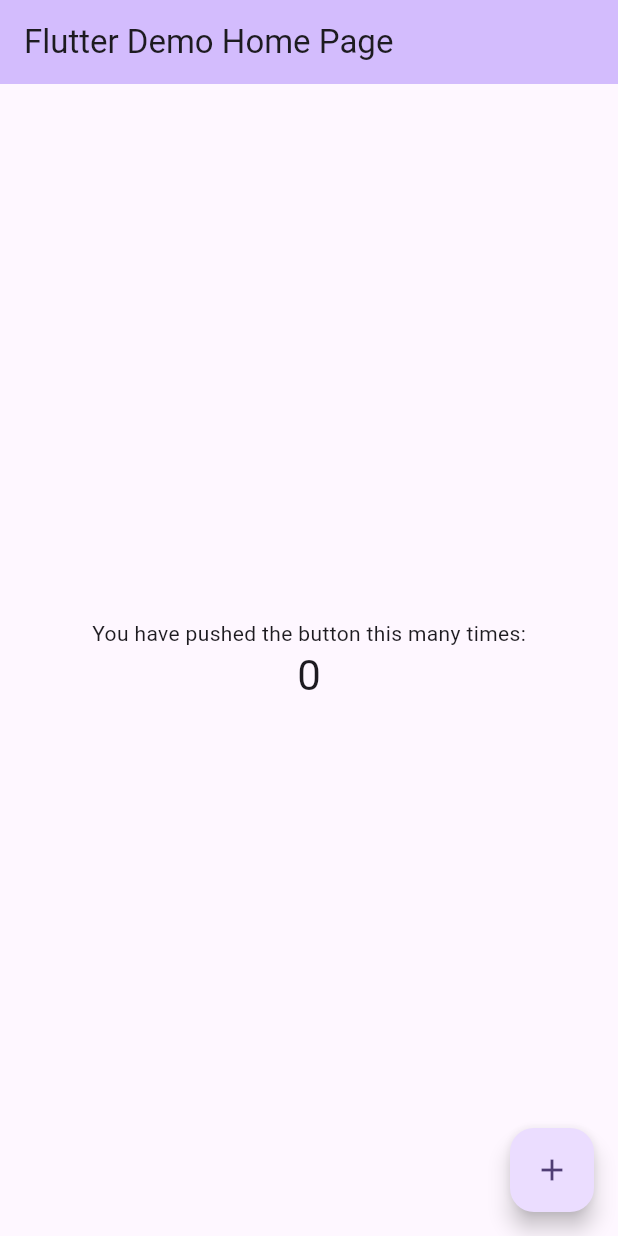
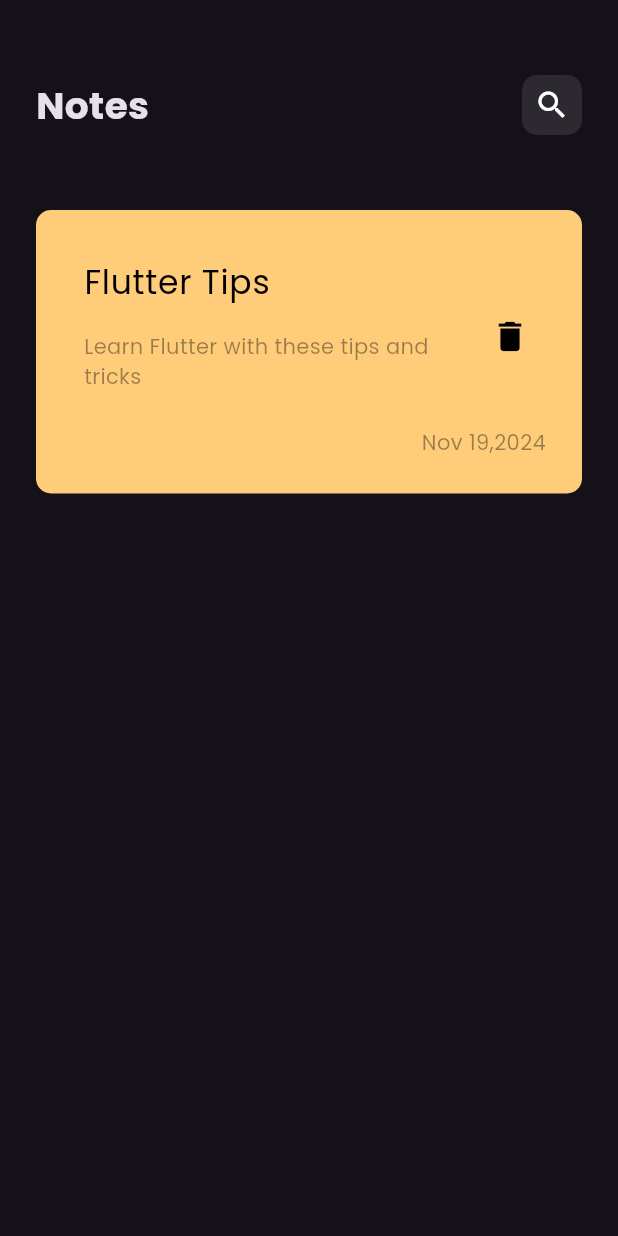
Before and after one commit to Ahmed-AbdElmnaem/nots_app, a Flutter app: the screen it shows after launch, on a phone screen of 412 x 824 dp. Run offline on Flutter 3.47's test engine with Material 3 defaults, Android fonts, the phone set to English and light mode, and no system bars.

Commit message:
cearte noteitem and add fonts poppins

```diff
--- /dev/null
+++ b/lib/Widgets/custm_app_bar.dart
@@ -0,0 +1,20 @@
+import 'package:flutter/material.dart';
+import 'package:notes_app/Widgets/custm_search_icon.dart';
+
+class CustmAppBar extends StatelessWidget {
+  const CustmAppBar({super.key});
+
+  @override
+  Widget build(BuildContext context) {
+    return const Row(
+      children: [
+        Text(
+          'Notes',
+          style: TextStyle(fontWeight: FontWeight.bold, fontSize: 25),
+        ),
+        Spacer(),
+        CustmSearchIcon()
+      ],
+    );
+  }
+}
--- /dev/null
+++ b/lib/Widgets/custm_notes_item.dart
@@ -0,0 +1,48 @@
+import 'package:flutter/material.dart';
+
+class NoteItem extends StatelessWidget {
+  const NoteItem({super.key});
+
+  @override
+  Widget build(BuildContext context) {
+    return Container(
+      padding: const EdgeInsets.only(top: 24, bottom: 24, left: 16),
+      decoration: BoxDecoration(
+          borderRadius: BorderRadius.circular(10), color: Color(0XffFFCD7A)),
+      child: Column(
+        crossAxisAlignment: CrossAxisAlignment.end,
+        children: [
+          ListTile(
+            title: Text(
+              'Flutter Tips',
+              style: TextStyle(
+                color: Colors.black,
+                fontSize: 22,
+              ),
+            ),
+            subtitle: Padding(
+              padding: const EdgeInsets.only(top: 16, bottom: 16),
+              child: Text('Learn Flutter with these tips and tricks',
+                  style: TextStyle(
+                    color: Colors.black.withOpacity(0.4),
+                  )),
+            ),
+            trailing: IconButton(
+              onPressed: () {},
+              icon: Icon(
+                Icons.delete,
+                color: Colors.black,
+                size: 26,
+              ),
+            ),
+          ),
+          Padding(
+            padding: const EdgeInsets.only(right: 24),
+            child: Text('Nov 19,2024',
+                style: TextStyle(color: Colors.black.withOpacity(0.4))),
+          )
+        ],
+      ),
+    );
+  }
+}
--- /dev/null
+++ b/lib/Widgets/custm_search_icon.dart
@@ -0,0 +1,21 @@
+import 'package:flutter/material.dart';
+
+class CustmSearchIcon extends StatelessWidget {
+  const CustmSearchIcon({super.key});
+
+  @override
+  Widget build(BuildContext context) {
+    return Container(
+      decoration: BoxDecoration(
+        borderRadius: BorderRadius.circular(10),
+        color: Colors.white.withOpacity(0.1),
+      ),
+      child: const Padding(
+        padding: EdgeInsets.all(8.0),
+        child: Icon(
+          Icons.search,
+        ),
+      ),
+    );
+  }
+}
--- /dev/null
+++ b/lib/Widgets/notes_view_body.dart
@@ -0,0 +1,26 @@
+import 'package:flutter/material.dart';
+import 'package:notes_app/Widgets/custm_app_bar.dart';
+import 'package:notes_app/Widgets/custm_notes_item.dart';
+
+class NotsviewsBody extends StatelessWidget {
+  const NotsviewsBody({super.key});
+
+  @override
+  Widget build(BuildContext context) {
+    return const Padding(
+      padding: EdgeInsets.symmetric(horizontal: 24),
+      child: const Column(
+        children: [
+          SizedBox(
+            height: 50,
+          ),
+          CustmAppBar(),
+          SizedBox(
+            height: 50,
+          ),
+          NoteItem(),
+        ],
+      ),
+    );
+  }
+}
--- a/lib/main.dart
+++ b/lib/main.dart
@@ -1,125 +1,18 @@
 import 'package:flutter/material.dart';
+import 'package:notes_app/views/nots_view.dart';
 
 void main() {
-  runApp(const MyApp());
+  runApp(const NotsApp());
 }
 
-class MyApp extends StatelessWidget {
-  const MyApp({super.key});
+class NotsApp extends StatelessWidget {
+  const NotsApp({super.key});
 
   // This widget is the root of your application.
   @override
   Widget build(BuildContext context) {
     return MaterialApp(
-      title: 'Flutter Demo',
-      theme: ThemeData(
-        // This is the theme of your application.
-        //
-        // TRY THIS: Try running your application with "flutter run". You'll see
-        // the application has a purple toolbar. Then, without quitting the app,
-        // try changing the seedColor in the colorScheme below to Colors.green
-        // and then invoke "hot reload" (save your changes or press the "hot
-        // reload" button in a Flutter-supported IDE, or press "r" if you used
-        // the command line to start the app).
-        //
-        // Notice that the counter didn't reset back to zero; the application
-        // state is not lost during the reload. To reset the state, use hot
-        // restart instead.
-        //
-        // This works for code too, not just values: Most code changes can be
-        // tested with just a hot reload.
-        colorScheme: ColorScheme.fromSeed(seedColor: Colors.deepPurple),
-        useMaterial3: true,
-      ),
-      home: const MyHomePage(title: 'Flutter Demo Home Page'),
-    );
+        theme: ThemeData(brightness: Brightness.dark, fontFamily: 'Poppins'),
+        home: const NotsView());
   }
 }
-
-class MyHomePage extends StatefulWidget {
-  const MyHomePage({super.key, required this.title});
-
-  // This widget is the home page of your application. It is stateful, meaning
-  // that it has a State object (defined below) that contains fields that affect
-  // how it looks.
-
-  // This class is the configuration for the state. It holds the values (in this
-  // case the title) provided by the parent (in this case the App widget) and
-  // used by the build method of the State. Fields in a Widget subclass are
-  // always marked "final".
-
-  final String title;
-
-  @override
-  State<MyHomePage> createState() => _MyHomePageState();
-}
-
-class _MyHomePageState extends State<MyHomePage> {
-  int _counter = 0;
-
-  void _incrementCounter() {
-    setState(() {
-      // This call to setState tells the Flutter framework that something has
-      // changed in this State, which causes it to rerun the build method below
-      // so that the display can reflect the updated values. If we changed
-      // _counter without calling setState(), then the build method would not be
-      // called again, and so nothing would appear to happen.
-      _counter++;
-    });
-  }
-
-  @override
-  Widget build(BuildContext context) {
-    // This method is rerun every time setState is called, for instance as done
-    // by the _incrementCounter method above.
-    //
-    // The Flutter framework has been optimized to make rerunning build methods
-    // fast, so that you can just rebuild anything that needs updating rather
-    // than having to individually change instances of widgets.
-    return Scaffold(
-      appBar: AppBar(
-        // TRY THIS: Try changing the color here to a specific color (to
-        // Colors.amber, perhaps?) and trigger a hot reload to see the AppBar
-        // change color while the other colors stay the same.
-        backgroundColor: Theme.of(context).colorScheme.inversePrimary,
-        // Here we take the value from the MyHomePage object that was created by
-        // the App.build method, and use it to set our appbar title.
-        title: Text(widget.title),
-      ),
-      body: Center(
-        // Center is a layout widget. It takes a single child and positions it
-        // in the middle of the parent.
-        child: Column(
-          // Column is also a layout widget. It takes a list of children and
-          // arranges them vertically. By default, it sizes itself to fit its
-          // children horizontally, and tries to be as tall as its parent.
-          //
-          // Column has various properties to control how it sizes itself and
-          // how it positions its children. Here we use mainAxisAlignment to
-          // center the children vertically; the main axis here is the vertical
-          // axis because Columns are vertical (the cross axis would be
-          // horizontal).
-          //
-          // TRY THIS: Invoke "debug painting" (choose the "Toggle Debug Paint"
-          // action in the IDE, or press "p" in the console), to see the
-          // wireframe for each widget.
-          mainAxisAlignment: MainAxisAlignment.center,
-          children: <Widget>[
-            const Text(
-              'You have pushed the button this many times:',
-            ),
-            Text(
-              '$_counter',
-              style: Theme.of(context).textTheme.headlineMedium,
-            ),
-          ],
-        ),
-      ),
-      floatingActionButton: FloatingActionButton(
-        onPressed: _incrementCounter,
-        tooltip: 'Increment',
-        child: const Icon(Icons.add),
-      ), // This trailing comma makes auto-formatting nicer for build methods.
-    );
-  }
-}
--- a/lib/views/nots_view.dart
+++ b/lib/views/nots_view.dart
@@ -1,10 +1,13 @@
 import 'package:flutter/material.dart';
+import 'package:notes_app/Widgets/notes_view_body.dart';
 
 class NotsView extends StatelessWidget {
   const NotsView({super.key});
 
   @override
   Widget build(BuildContext context) {
-    return Scaffold();
+    return Scaffold(
+      body: NotsviewsBody(),
+    );
   }
 }
```
Also changed, not shown: pubspec.yaml (+5 -12 lines), assets/fonts/Poppins-Regular.ttf (added), 1 other file.
